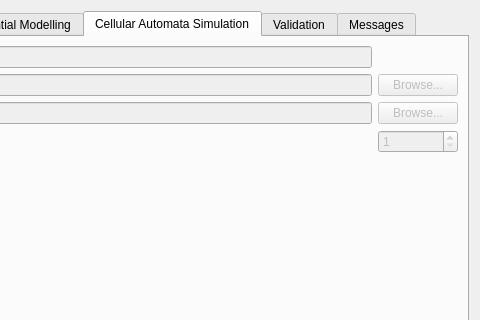
The window that ui/moluscedialogbase.ui (nextgis/qgis_molusce) describes before a commit, drawn with Qt 5; both pictures show x 407 to 887 and y 0 to 320 of the 887 by 519 pixel window.
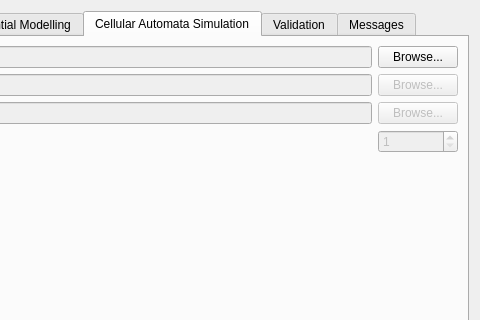
The same window after the commit. Custom widgets are drawn as their Qt base class.

```diff
--- a/ui/moluscedialogbase.ui
+++ b/ui/moluscedialogbase.ui
@@ -485,6 +485,13 @@
            </property>
           </widget>
          </item>
+         <item row="0" column="2">
+          <widget class="QPushButton" name="btnSelectTransitionPrefix">
+           <property name="text">
+            <string>Browse...</string>
+           </property>
+          </widget>
+         </item>
         </layout>
        </item>
        <item row="1" column="0">
```
